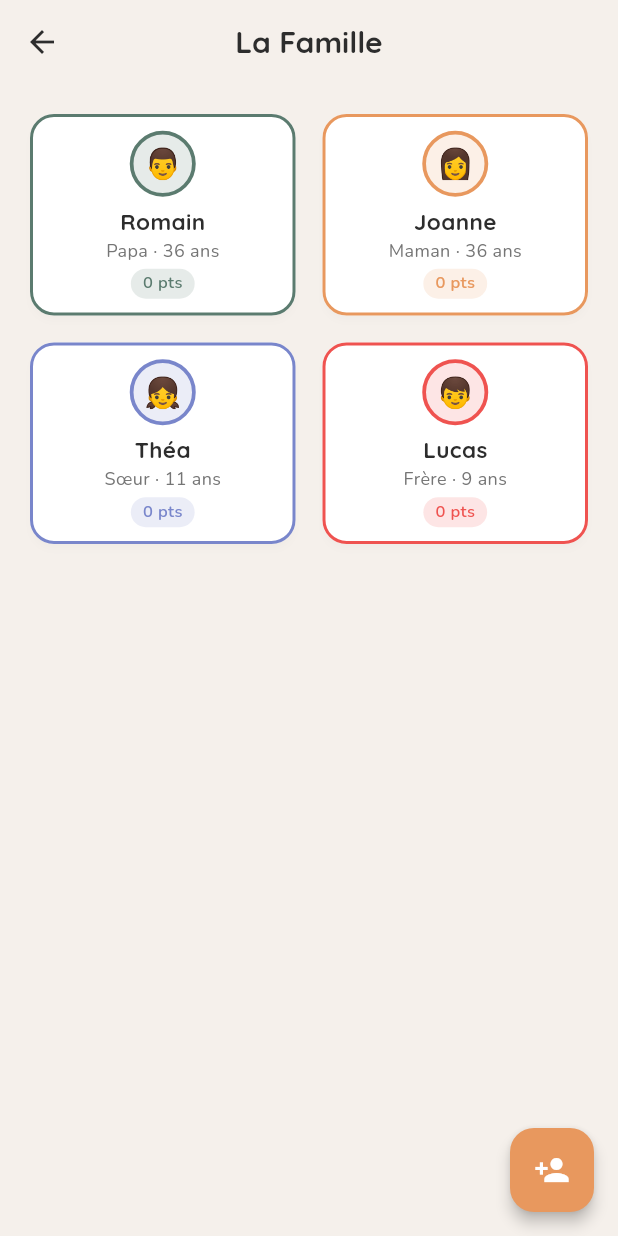
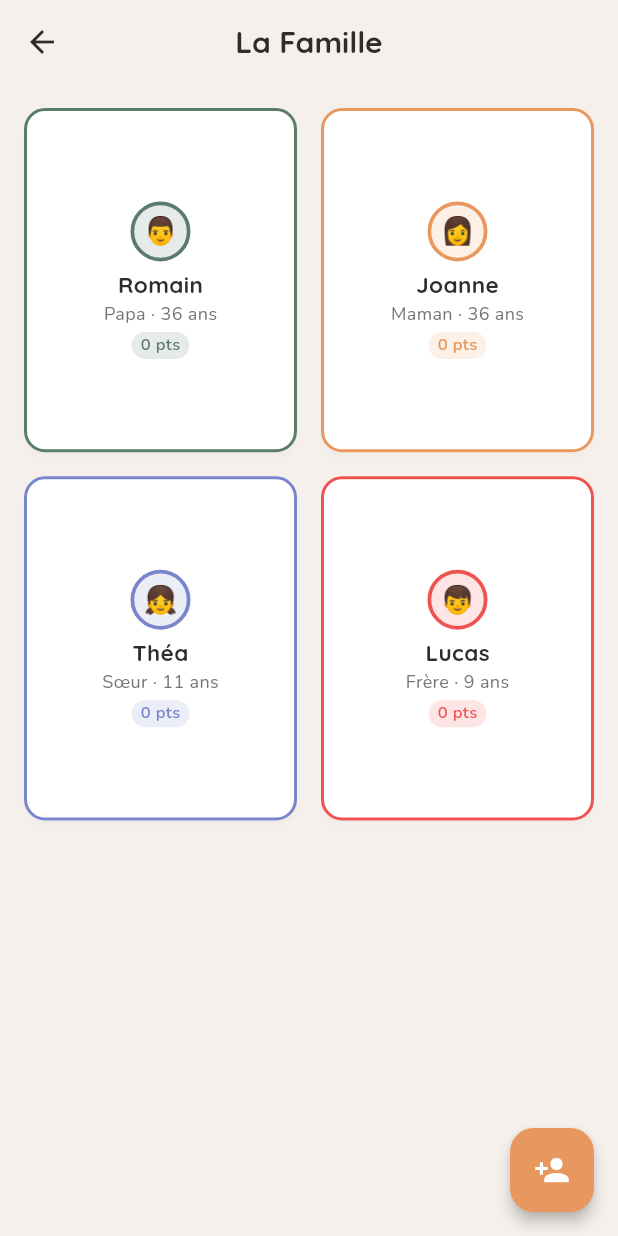
Before and after one commit to RomainVeccia/VieDeFamille, a Flutter app: the FamilyViewScreen screen opened directly, on a phone screen of 412 x 824 dp. Run offline on Flutter 3.47's test engine with Material 3 defaults, Android fonts, the phone set to English and light mode, and no system bars; our stand-ins replace flutter_animate, flutter_riverpod, google_fonts, image_picker, shared_preferences, table_calendar; accounts and stored records are empty.

Commit message:
[ui] Grille famille compacte — tout visible sans scroller
Adapte colonnes (2 ou 3) et taille des cartes selon le nombre
de membres et l'espace disponible. Mode compact auto si peu de place.

Co-Authored-By: Claude Opus 4.6 (1M context) <noreply@anthropic.com>

```diff
--- a/lib/ui/screens/family_view_screen.dart
+++ b/lib/ui/screens/family_view_screen.dart
@@ -48,22 +48,34 @@ class FamilyViewScreen extends ConsumerWidget {
               ),
             )
           : Padding(
-              padding: const EdgeInsets.all(16),
-              child: GridView.builder(
+              padding: const EdgeInsets.all(12),
+              child: LayoutBuilder(
+                builder: (context, constraints) {
+                  // Adapter la grille pour tout voir sans scroller
+                  final cols = members.length <= 4 ? 2 : 3;
+                  final rows = (members.length / cols).ceil();
+                  const spacing = 8.0;
+                  final availH = constraints.maxHeight - (rows - 1) * spacing;
+                  final availW = constraints.maxWidth - (cols - 1) * spacing;
+                  final cardW = availW / cols;
+                  final cardH = availH / rows;
+                  final ratio = cardW / cardH;
+
+                  return GridView.builder(
                     shrinkWrap: true,
                     physics: const NeverScrollableScrollPhysics(),
                     gridDelegate: SliverGridDelegateWithFixedCrossAxisCount(
-                  crossAxisCount: 2,
-                  mainAxisSpacing: 10,
-                  crossAxisSpacing: 10,
-                  // Ratio adaptatif : max 2 lignes visibles
-                  childAspectRatio: members.length <= 4 ? 1.3 : 1.1,
+                      crossAxisCount: cols,
+                      mainAxisSpacing: spacing,
+                      crossAxisSpacing: spacing,
+                      childAspectRatio: ratio.clamp(0.8, 2.0),
                     ),
                     itemCount: members.length,
                     itemBuilder: (context, index) {
                       final member = members[index];
                       final color = AppTheme.memberColors[
                           member.colorIndex % AppTheme.memberColors.length];
+                      final compact = cardH < 120;
 
                       return GestureDetector(
                         onTap: () => Navigator.of(context).push(
@@ -74,22 +86,24 @@ class FamilyViewScreen extends ConsumerWidget {
                         ),
                         child: Card(
                           shape: RoundedRectangleBorder(
-                        borderRadius: BorderRadius.circular(16),
+                            borderRadius: BorderRadius.circular(14),
                             side: BorderSide(color: color, width: 2),
                           ),
                           child: Padding(
-                        padding: const EdgeInsets.symmetric(
-                            horizontal: 8, vertical: 10),
+                            padding: EdgeInsets.symmetric(
+                                horizontal: 6, vertical: compact ? 4 : 8),
                             child: Column(
                               mainAxisAlignment: MainAxisAlignment.center,
                               mainAxisSize: MainAxisSize.min,
                               children: [
-                            MemberAvatar(member: member, size: 44),
-                            const SizedBox(height: 6),
+                                MemberAvatar(
+                                    member: member,
+                                    size: compact ? 32 : 40),
+                                SizedBox(height: compact ? 3 : 5),
                                 Text(
                                   member.name,
                                   style: GoogleFonts.quicksand(
-                                fontSize: 15,
+                                    fontSize: compact ? 13 : 15,
                                     fontWeight: FontWeight.bold,
                                   ),
                                   overflow: TextOverflow.ellipsis,
@@ -97,23 +111,22 @@ class FamilyViewScreen extends ConsumerWidget {
                                 Text(
                                   '${member.status} · ${member.age} ans',
                                   style: GoogleFonts.nunito(
-                                fontSize: 12,
+                                    fontSize: compact ? 10 : 12,
                                     color: AppTheme.textSecondary,
                                   ),
                                 ),
-                            const SizedBox(height: 4),
-                            // Badge points
+                                SizedBox(height: compact ? 2 : 4),
                                 Container(
                                   padding: const EdgeInsets.symmetric(
-                                  horizontal: 8, vertical: 2),
+                                      horizontal: 6, vertical: 1),
                                   decoration: BoxDecoration(
                                     color: color.withValues(alpha: 0.15),
-                                borderRadius: BorderRadius.circular(12),
+                                    borderRadius: BorderRadius.circular(10),
                                   ),
                                   child: Text(
                                     '${member.points} pts',
                                     style: GoogleFonts.nunito(
-                                  fontSize: 11,
+                                      fontSize: compact ? 10 : 11,
                                       fontWeight: FontWeight.w600,
                                       color: color,
                                     ),
@@ -123,6 +136,8 @@ class FamilyViewScreen extends ConsumerWidget {
                             ),
                           ),
                         ),
+                      );
+                    },
                   );
                 },
               ),
```
Lines whose indentation alone changed are shown as unchanged.
